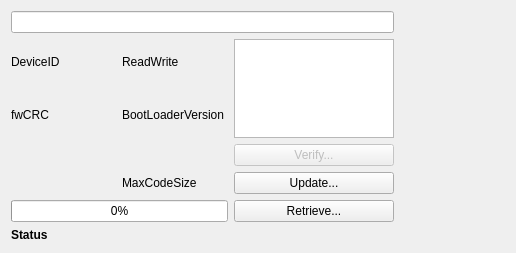
This is ground/src/plugins/uploader/devicewidget.ui in openpilot/OpenPilot as Qt 5 draws it before an edit. The edited form follows.
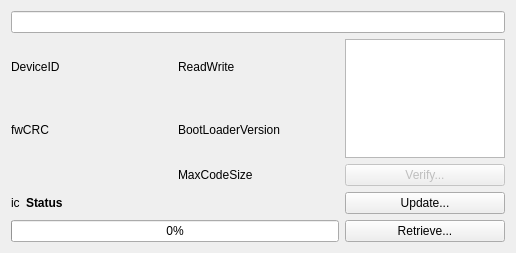
This is the edited form.

What changed in the file:
```diff
--- a/ground/src/plugins/uploader/devicewidget.ui
+++ b/ground/src/plugins/uploader/devicewidget.ui
@@ -40,26 +40,6 @@
        </property>
       </widget>
      </item>
-     <item row="6" column="1">
-      <widget class="QLabel" name="maxCodeSize">
-       <property name="text">
-        <string>MaxCodeSize</string>
-       </property>
-      </widget>
-     </item>
-     <item row="8" column="0" colspan="4">
-      <widget class="QLabel" name="statusLabel">
-       <property name="font">
-        <font>
-         <weight>75</weight>
-         <bold>true</bold>
-        </font>
-       </property>
-       <property name="text">
-        <string>Status</string>
-       </property>
-      </widget>
-     </item>
      <item row="3" column="2" rowspan="2">
       <widget class="QGraphicsView" name="devicePicture">
        <property name="maximumSize">
@@ -114,6 +94,43 @@
        </property>
       </widget>
      </item>
+     <item row="5" column="1">
+      <widget class="QLabel" name="maxCodeSize">
+       <property name="text">
+        <string>MaxCodeSize</string>
+       </property>
+      </widget>
+     </item>
+     <item row="6" column="0" colspan="2">
+      <layout class="QHBoxLayout" name="horizontalLayout">
+       <item>
+        <widget class="QLabel" name="statusIcon">
+         <property name="text">
+          <string>ic</string>
+         </property>
+        </widget>
+       </item>
+       <item>
+        <widget class="QLabel" name="statusLabel">
+         <property name="sizePolicy">
+          <sizepolicy hsizetype="MinimumExpanding" vsizetype="Preferred">
+           <horstretch>0</horstretch>
+           <verstretch>0</verstretch>
+          </sizepolicy>
+         </property>
+         <property name="font">
+          <font>
+           <weight>75</weight>
+           <bold>true</bold>
+          </font>
+         </property>
+         <property name="text">
+          <string>Status</string>
+         </property>
+        </widget>
+       </item>
+      </layout>
+     </item>
     </layout>
    </item>
   </layout>
```
